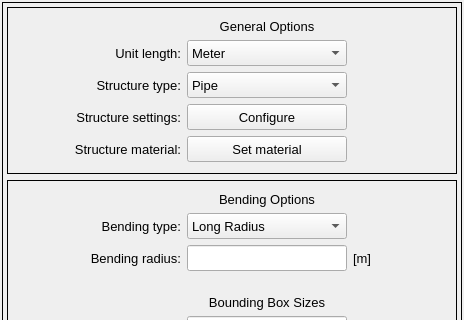
open-pulse/OpenPulse, file pulse/interface/data/ui_files/model/geometry/geometry_designer_widget.ui: the form before one commit; both pictures show x 0 to 464 and y 0 to 320 of the 464 by 802 pixel window.
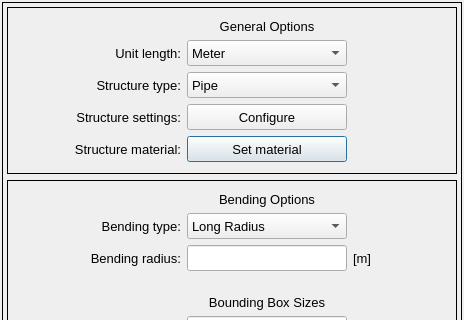
The form after the commit.

Commit message: Change QWidget to QDialog to keep correct compatibility

Diff of the .ui file:
```diff
--- a/pulse/interface/data/ui_files/model/geometry/geometry_designer_widget.ui
+++ b/pulse/interface/data/ui_files/model/geometry/geometry_designer_widget.ui
@@ -1,7 +1,7 @@
 <?xml version="1.0" encoding="UTF-8"?>
 <ui version="4.0">
  <class>Form</class>
- <widget class="QWidget" name="Form">
+ <widget class="QDialog" name="Form">
   <property name="geometry">
    <rect>
     <x>0</x>
```
The commit also changes 9 other files.
